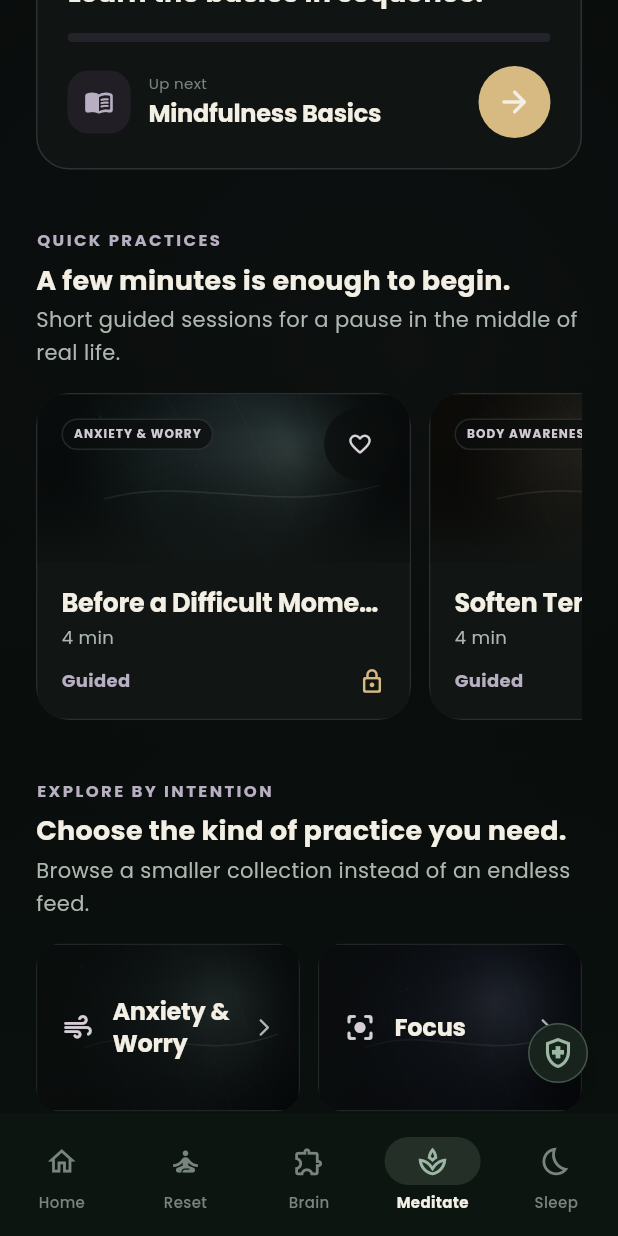
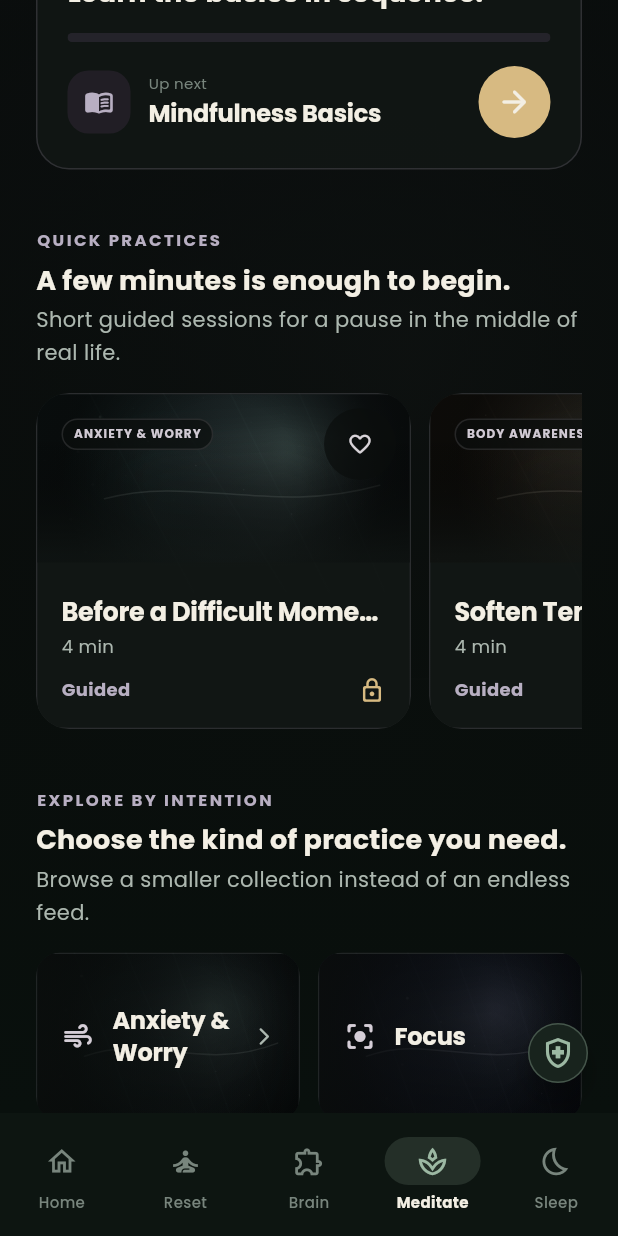
Before and after one commit to keisaj9006/releaf_app, a Flutter app: the screen it shows after launch, item 4 of the bottom bar chosen, scrolled down 576 dp, on a phone screen of 412 x 824 dp. Run offline on Flutter 3.47's test engine with Material 3 defaults, Android fonts, the phone set to English and light mode, and no system bars; our stand-ins replace audioplayers, fl_chart, flutter_riverpod, go_router, lottie, shared_preferences; missing offline and left inert: purchases_flutter.

Commit message:
fix: give Meditation rail safe compact height

```diff
--- a/lib/features/meditation/presentation/meditation_screen.dart
+++ b/lib/features/meditation/presentation/meditation_screen.dart
@@ -673,7 +673,7 @@ class _PracticeRail extends StatelessWidget {
   @override
   Widget build(BuildContext context) {
     return SizedBox(
-      height: 218,
+      height: 224,
       child: ListView.separated(
         scrollDirection: Axis.horizontal,
         physics: const BouncingScrollPhysics(),
```
